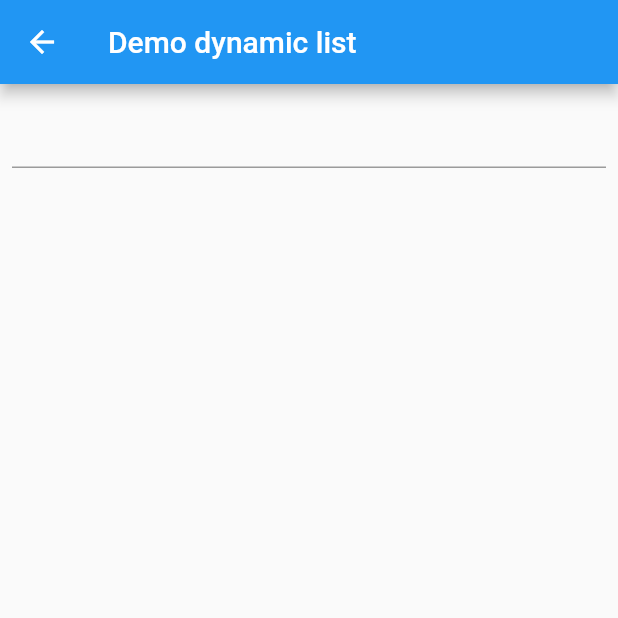
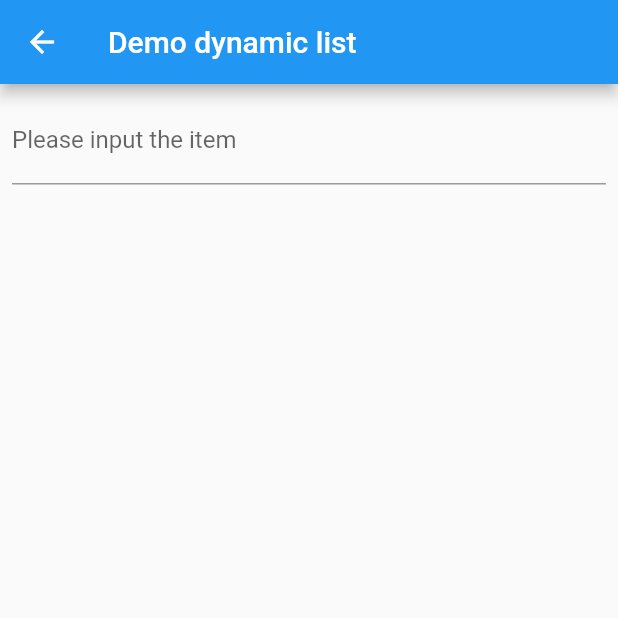
Before and after one commit to doremichen/flutter_list_demo, a Flutter app: the DynamicListRoute screen opened by its route, on a phone screen of 412 x 824 dp, the top half of it. Run offline on Flutter 3.47's test engine with Material 2 defaults, Android fonts, the phone set to English and light mode, and no system bars; our stand-ins replace fluttertoast.

Commit message:
fix button overflow view

```diff
--- a/lib/src/dynamic_list.dart
+++ b/lib/src/dynamic_list.dart
@@ -31,20 +31,27 @@ class _DynamicListRouteSate extends State<DynamicListRoute> {
             children: <Widget>[
               TextField(
                 controller: _editItemController,
+                decoration: InputDecoration(
+                  labelText: "Please input the item",
+                ),
                 onSubmitted: (text) {
                   items.add(text);
                   _editItemController.clear();
                   // Update list view
-                  setState(() {
-
-                  });
+                  setState(() {});
                 },
-
               ),
-              Padding(
-                padding: EdgeInsets.all(8.0),
-                child: Container(color: Colors.red,),
-              ),
+//              SizedBox(
+//                child: Container(
+//                  padding: const EdgeInsets.all(8.0),
+//                  alignment: Alignment.center,
+//                  height: 10.0,
+//                  decoration: BoxDecoration(
+//                    color: Colors.red,
+//                  ),
+//                ),
+//
+//              ),
               Expanded(
                 child: ListView.builder(
                     itemCount: items.length,
@@ -68,6 +75,7 @@ class _DynamicListRouteSate extends State<DynamicListRoute> {
           ),
         ),
       ),
+      resizeToAvoidBottomPadding: false,    //avoid button overflow
     );
 
   }
```
